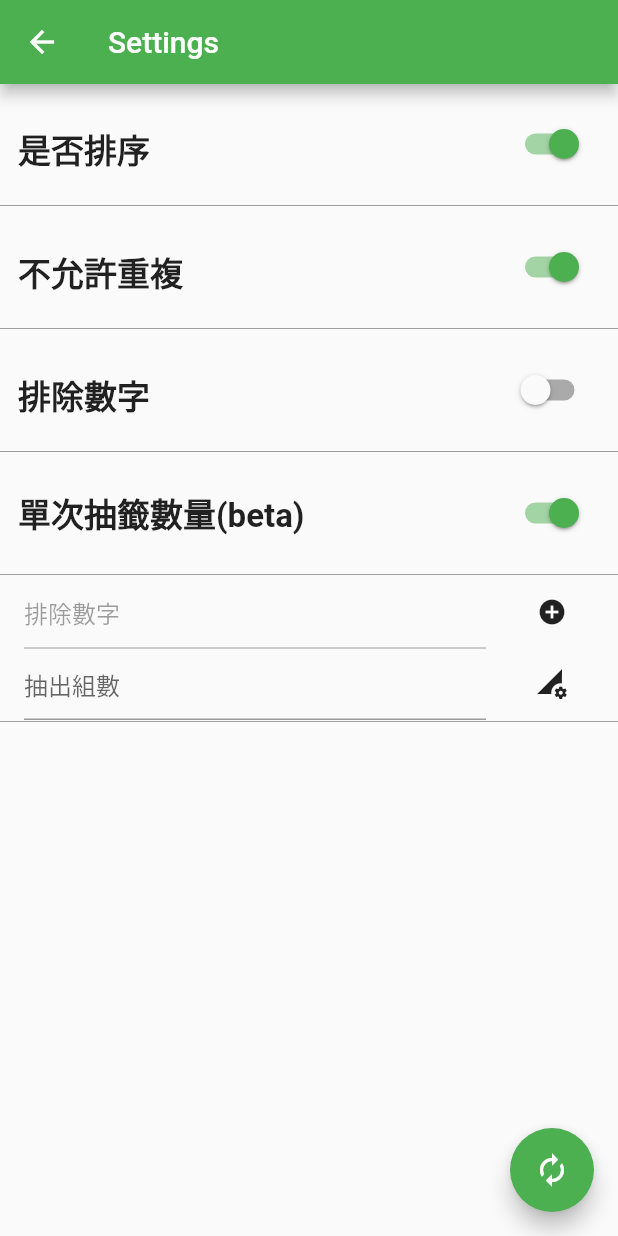
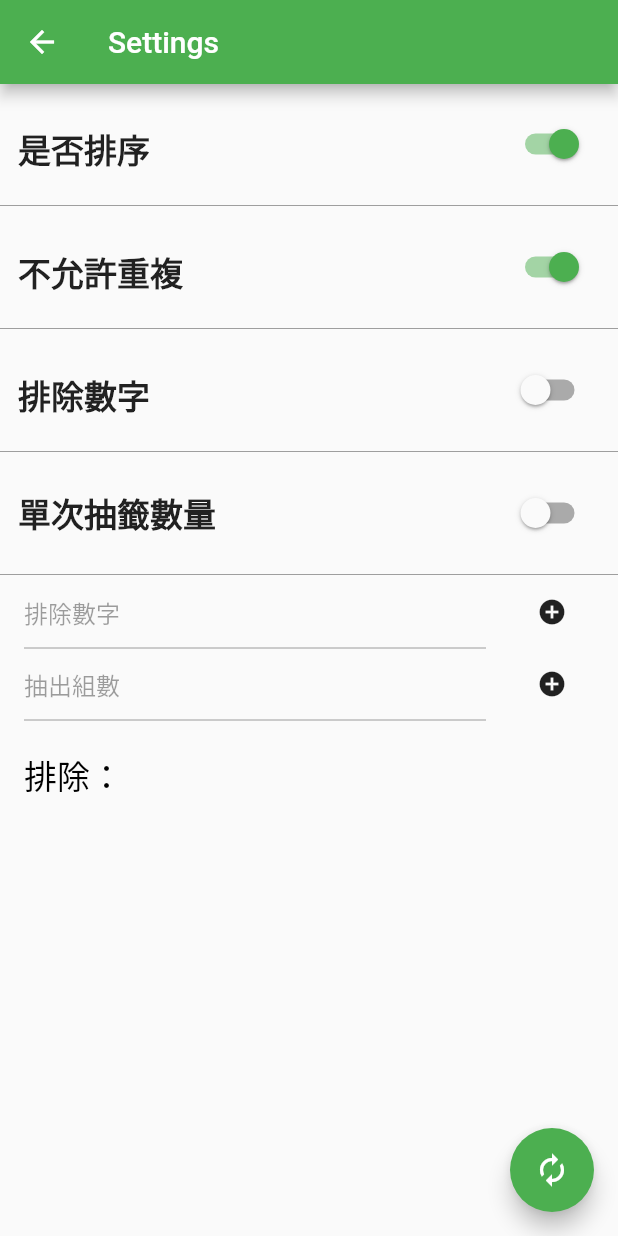
Before and after one commit to oxygen-TW/LotsDrawer, a Flutter app: the SettingUI screen opened directly, on a phone screen of 412 x 824 dp. Run offline on Flutter 3.47's test engine with Material 2 defaults, Android fonts, the phone set to English and light mode, and no system bars; our stand-ins replace fluttertoast.

```diff
--- a/lib/globals.dart
+++ b/lib/globals.dart
@@ -3,7 +3,7 @@ library my_prj.globals;
 bool requireSort = true;
 bool requireUnique = true;
 bool requireExclude = false;
-bool requireMultiple = true;
+bool requireMultiple = false;
 
 var excludeList = <int>[];
-int multiNum = 4;
+int multiNum = 1;
--- a/lib/settingUI.dart
+++ b/lib/settingUI.dart
@@ -9,8 +9,7 @@ class SettingUI extends StatefulWidget {
 }
 
 class _SettingUIState extends State<SettingUI> {
-  TextEditingController _excludeNumber = TextEditingController();
-  String _excludeString = "";
+  String _excludeString = "排除：";
   TextEditingController _excludeC = TextEditingController();
   TextEditingController _multiC = TextEditingController();
 
@@ -157,7 +156,7 @@ class _SettingUIState extends State<SettingUI> {
                         padding:
                             const EdgeInsets.fromLTRB(12.0, 5.0, 12.0, 6.0),
                         child: Text(
-                          "單次抽籤數量(beta)",
+                          "單次抽籤數量",
                           style: TextStyle(
                               fontSize: 22.0, fontWeight: FontWeight.bold),
                         ),
@@ -204,9 +203,13 @@ class _SettingUIState extends State<SettingUI> {
                   ),
                   FlatButton(
                       onPressed: () {
+                        if(_excludeC.text == ""){
+                          return;
+                        }
                         globals.excludeList.add(int.parse(_excludeC.text));
                         _excludeC.text = "";
                         _excludeString = RandomCore.getExcludeString();
+                        setState(() {});
                       },
                       child: Row(
                         mainAxisAlignment: MainAxisAlignment.center,
@@ -237,6 +240,9 @@ class _SettingUIState extends State<SettingUI> {
                   ),
                   FlatButton(
                       onPressed: () {
+                        if(_multiC.text == ""){
+                          return;
+                        }
                         globals.multiNum = int.parse(_multiC.text);
                         print(globals.multiNum);
                       },
@@ -246,22 +252,24 @@ class _SettingUIState extends State<SettingUI> {
                           RichText(
                               text: TextSpan(children: [
                             WidgetSpan(
-                              child: Icon(Icons.perm_data_setting, size: 20),
+                              child: Icon(Icons.add_circle, size: 20),
                             ),
                           ]))
                         ],
                       )),
                 ],
               ),
-              Divider(
-                height: 2.0,
-                color: Colors.grey,
-              ),
-              Text("$_excludeString",
-                  style: TextStyle(
-                    fontSize: 22.0,
-                    color: Colors.black,
-                  ))
+              Row(
+                children: [
+                  Padding(
+                      padding: EdgeInsets.fromLTRB(16, 20, 16, 0),
+                      child: Text("$_excludeString",
+                          style: TextStyle(
+                            fontSize: 22.0,
+                            color: Colors.black,
+                          )))
+                ],
+              )
             ],
           );
         },
@@ -275,6 +283,7 @@ class _SettingUIState extends State<SettingUI> {
           globals.requireMultiple = false;
           globals.excludeList.clear();
           globals.multiNum = 1;
+          _excludeString = "排除：";
           setState(() {});
         },
         tooltip: 'Reset',
```
Also changed, not shown: Demo/S__8569182.jpg (added), Demo/S__8569184.jpg (added), Demo/S__8569185.jpg (added), 1 other file.
